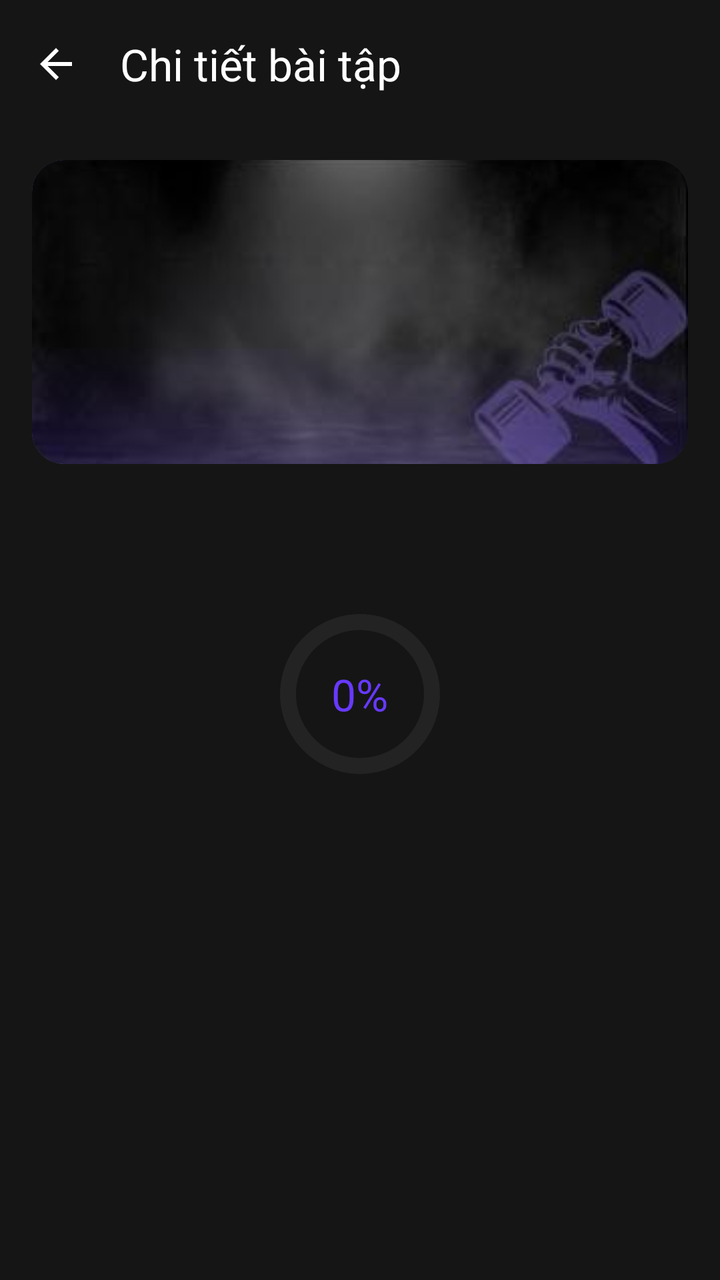
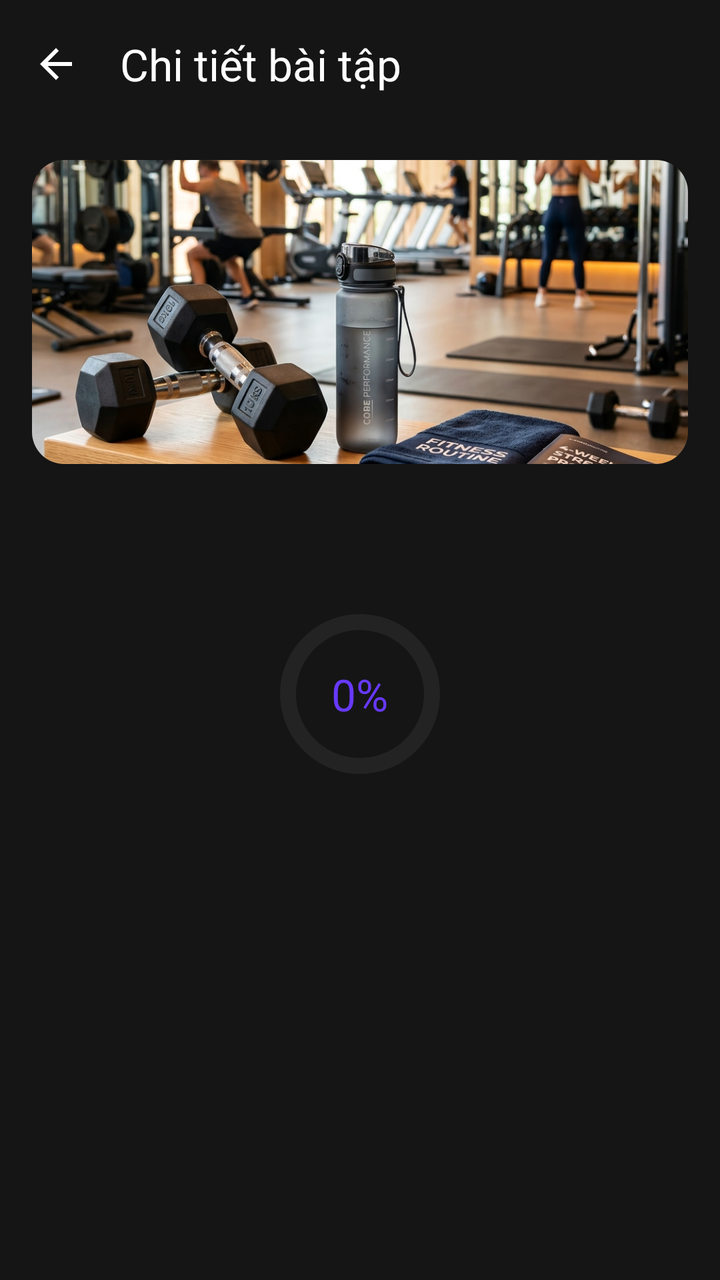

Screens rendered from an Android XML layout before and after an edit, with the pre-edit source and the edit as a unified diff.
<!-- AndroidManifest.xml: application theme Theme.SmartGymAI -->
<!-- res/layout/fragment_workout_detail.xml -->
<?xml version="1.0" encoding="utf-8"?>
<androidx.coordinatorlayout.widget.CoordinatorLayout xmlns:android="http://schemas.android.com/apk/res/android"
    xmlns:app="http://schemas.android.com/apk/res-auto"
    android:layout_width="match_parent"
    android:layout_height="match_parent"
    android:background="@color/background">

    <com.google.android.material.appbar.AppBarLayout
        android:layout_width="match_parent"
        android:layout_height="wrap_content"
        android:background="@color/background"
        android:elevation="0dp">

        <com.google.android.material.appbar.MaterialToolbar
            android:id="@+id/toolbar"
            android:layout_width="match_parent"
            android:layout_height="?attr/actionBarSize"
            app:navigationIcon="@drawable/ic_arrow_back"
            app:title="@string/workout_detail"
            app:titleTextColor="@color/on_background" />
    </com.google.android.material.appbar.AppBarLayout>

    <androidx.core.widget.NestedScrollView
        android:layout_width="match_parent"
        android:layout_height="match_parent"
        android:fillViewport="true"
        app:layout_behavior="@string/appbar_scrolling_view_behavior">

        <LinearLayout
            android:layout_width="match_parent"
            android:layout_height="wrap_content"
            android:orientation="vertical"
            android:padding="@dimen/spacing_lg">

            <ImageView
                android:layout_width="match_parent"
                android:layout_height="152dp"
                android:background="@drawable/bg_onboarding_hero"
                android:clipToOutline="true"
                android:contentDescription="@null"
                    android:importantForAccessibility="no"
                android:scaleType="centerCrop"
                android:src="@drawable/img_workout_program" />

            <TextView
                android:id="@+id/tv_workout_subtitle"
                android:layout_width="match_parent"
                android:layout_height="wrap_content"
                android:layout_marginTop="@dimen/spacing_md"
                android:text=""
                android:textAppearance="@style/TextStyle.BodyBase" />

            <FrameLayout
                android:id="@+id/layout_progress"
                android:layout_width="match_parent"
                android:layout_height="120dp"
                android:layout_marginTop="@dimen/spacing_xl">

                <com.google.android.material.progressindicator.CircularProgressIndicator
                    android:id="@+id/progress_ring"
                    android:layout_width="wrap_content"
                    android:layout_height="wrap_content"
                    android:layout_gravity="center"
                    android:max="100"
                    android:progress="0"
                    app:indicatorColor="@color/primary"
                    app:indicatorSize="@dimen/progress_ring_size"
                    app:trackColor="@color/surface_container"
                    app:trackThickness="@dimen/progress_ring_stroke" />

                <TextView
                    android:id="@+id/tv_progress_text"
                    android:layout_width="wrap_content"
                    android:layout_height="wrap_content"
                    android:layout_gravity="center"
                    android:text="0%"
                    android:textAppearance="@style/TextStyle.HeadlineMd"
                    android:textColor="@color/primary" />
            </FrameLayout>

            <com.google.android.material.progressindicator.CircularProgressIndicator
                android:id="@+id/loading_indicator"
                android:layout_width="wrap_content"
                android:layout_height="wrap_content"
                android:layout_gravity="center"
                android:layout_marginTop="@dimen/spacing_lg"
                android:indeterminate="true"
                android:visibility="gone"
                app:indicatorColor="@color/primary" />

            <LinearLayout
                android:id="@+id/layout_rest_day"
                android:layout_width="match_parent"
                android:layout_height="wrap_content"
                android:layout_marginTop="@dimen/spacing_xl"
                android:background="@drawable/bg_workout_item_rounded"
                android:orientation="vertical"
                android:padding="@dimen/spacing_lg"
                android:visibility="gone">

                <TextView
                    android:id="@+id/tv_rest_title"
                    android:layout_width="match_parent"
                    android:layout_height="wrap_content"
                    android:text="@string/workout_detail_rest_title"
                    android:textAppearance="@style/TextStyle.BodyBold" />

                <TextView
                    android:id="@+id/tv_rest_subtitle"
                    android:layout_width="match_parent"
                    android:layout_height="wrap_content"
                    android:layout_marginTop="@dimen/spacing_xs"
                    android:text="@string/workout_detail_rest_subtitle"
                    android:textAppearance="@style/TextStyle.BodyBase" />
            </LinearLayout>

            <LinearLayout
                android:id="@+id/layout_empty_exercises"
                android:layout_width="match_parent"
                android:layout_height="wrap_content"
                android:layout_marginTop="@dimen/spacing_xl"
                android:gravity="center"
                android:orientation="vertical"
                android:padding="@dimen/spacing_xxl"
                android:visibility="gone">

                <ImageView
                    android:layout_width="48dp"
                    android:layout_height="48dp"
                    android:contentDescription="@null"
                    android:src="@drawable/ic_dumbbell"
                    app:tint="@color/outline" />

                <TextView
                    android:layout_width="wrap_content"
                    android:layout_height="wrap_content"
                    android:layout_marginTop="@dimen/spacing_md"
                    android:text="@string/workout_detail_empty_exercises"
                    android:textAppearance="@style/TextStyle.BodyBase"
                    android:textColor="@color/outline" />
            </LinearLayout>

            <TextView
                android:id="@+id/tv_exercise_header"
                android:layout_width="match_parent"
                android:layout_height="wrap_content"
                android:layout_marginTop="@dimen/spacing_xl"
                android:text="@string/workout_detail_exercise_list"
                android:textAppearance="@style/TextStyle.LabelCaps"
                android:visibility="gone" />

            <androidx.recyclerview.widget.RecyclerView
                android:id="@+id/rv_exercises"
                android:layout_width="match_parent"
                android:layout_height="wrap_content"
                android:layout_marginTop="@dimen/spacing_md"
                android:nestedScrollingEnabled="false"
                android:visibility="gone" />

            <com.google.android.material.button.MaterialButton
                android:id="@+id/btn_start_workout"
                style="@style/Widget.SmartGym.Button.Primary"
                android:layout_width="match_parent"
                android:layout_height="@dimen/button_height"
                android:layout_marginTop="@dimen/spacing_xl"
                android:text="@string/pose_start_workout"
                android:visibility="gone"
                app:icon="@drawable/ic_play_circle"
                app:iconGravity="textStart" />

            <TextView
                android:id="@+id/tv_pose_unavailable"
                android:layout_width="match_parent"
                android:layout_height="wrap_content"
                android:layout_marginTop="@dimen/spacing_xl"
                android:background="@drawable/bg_pose_panel"
                android:gravity="center"
                android:padding="@dimen/spacing_lg"
                android:text="@string/pose_no_supported_exercise"
                android:textAppearance="@style/TextStyle.BodyBase"
                android:textColor="@color/on_surface"
                android:visibility="gone" />
        </LinearLayout>
    </androidx.core.widget.NestedScrollView>
</androidx.coordinatorlayout.widget.CoordinatorLayout>
<!-- resources referenced by this layout -->
<resources>
  <color name="outline">#FF908A9D</color>
  <color name="primary">#FF6739FF</color>
  <dimen name="button_height">56dp</dimen>
  <dimen name="spacing_lg">16dp</dimen>
  <dimen name="spacing_md">12dp</dimen>
  <dimen name="spacing_xl">24dp</dimen>
  <dimen name="spacing_xs">4dp</dimen>
  <dimen name="spacing_xxl">32dp</dimen>
  <!-- drawable bg_onboarding_hero (drawable) -->
  <?xml version="1.0" encoding="utf-8"?>
  <shape xmlns:android="http://schemas.android.com/apk/res/android">
      <corners android:radius="@dimen/radius_lg" />
      <gradient
          android:angle="135"
          android:endColor="@color/secondary"
          android:startColor="@color/primary_container" />
  </shape>
  <!-- drawable img_workout_program: jpg bitmap (drawable-nodpi, 5935 bytes) -->
  <style name="Theme.SmartGymAI" parent="Theme.Material3.DayNight.NoActionBar">
          
          <item name="colorPrimary">@color/primary</item>
          <item name="colorOnPrimary">@color/on_primary</item>
          <item name="colorPrimaryContainer">@color/primary_container</item>
          <item name="colorOnPrimaryContainer">@color/on_primary_container</item>
  
          
          <item name="colorSecondary">@color/secondary</item>
          <item name="colorOnSecondary">@color/on_secondary</item>
          <item name="colorSecondaryContainer">@color/secondary_container</item>
          <item name="colorOnSecondaryContainer">@color/on_secondary_container</item>
  
          
          <item name="colorTertiary">@color/tertiary</item>
          <item name="colorOnTertiary">@color/on_tertiary</item>
  
          
          <item name="colorError">@color/error</item>
          <item name="colorOnError">@color/on_error</item>
          <item name="colorErrorContainer">@color/error_container</item>
          <item name="colorOnErrorContainer">@color/on_error_container</item>
  
          
          <item name="android:colorBackground">@color/background</item>
          <item name="colorOnBackground">@color/on_background</item>
          <item name="colorSurface">@color/surface</item>
          <item name="colorOnSurface">@color/on_surface</item>
          <item name="colorSurfaceVariant">@color/surface_variant</item>
          <item name="colorOnSurfaceVariant">@color/on_surface_variant</item>
          <item name="colorSurfaceContainerHigh">@color/surface_container_high</item>
  
          
          <item name="colorOutline">@color/outline</item>
          <item name="colorOutlineVariant">@color/outline_variant</item>
  
          
          <item name="android:statusBarColor">@color/transparent</item>
          <item name="android:navigationBarColor">@color/transparent</item>
          <item name="android:windowLightStatusBar">false</item>
          <item name="android:windowBackground">@color/background</item>
  
          
          <item name="bottomNavigationStyle">@style/Widget.SmartGym.BottomNav</item>
      </style>
  <dimen name="radius_lg">16dp</dimen>
  <color name="secondary">#FF997AFF</color>
  <dimen name="radius_md">12dp</dimen>
  <color name="on_primary">#FFFFFFFF</color>
  <color name="tertiary">#FF34C759</color>
  <color name="error">#FFFF6B6B</color>
  <color name="on_error">#FFFFFFFF</color>
  <color name="surface">#FF1B1B1B</color>
  <!-- unchanged entries left out for length: 38 -->
</resources>

<!-- the commit's change to res/layout/fragment_workout_detail.xml (unified diff, before → after) -->
@@ -2,8 +2,7 @@
 <androidx.coordinatorlayout.widget.CoordinatorLayout xmlns:android="http://schemas.android.com/apk/res/android"
     xmlns:app="http://schemas.android.com/apk/res-auto"
     android:layout_width="match_parent"
-    android:layout_height="match_parent"
-    android:background="@color/background">
+    android:layout_height="match_parent">
 
     <com.google.android.material.appbar.AppBarLayout
         android:layout_width="match_parent"
@@ -32,11 +31,11 @@
             android:orientation="vertical"
             android:padding="@dimen/spacing_lg">
 
-            <ImageView
+            <com.google.android.material.imageview.ShapeableImageView
+                android:id="@+id/iv_workout_hero"
                 android:layout_width="match_parent"
                 android:layout_height="152dp"
-                android:background="@drawable/bg_onboarding_hero"
-                android:clipToOutline="true"
+                app:shapeAppearanceOverlay="@style/ShapeAppearance.SmartGym.RoundedHero"
                 android:contentDescription="@null"
                     android:importantForAccessibility="no"
                 android:scaleType="centerCrop"
@@ -73,7 +72,7 @@
                     android:layout_width="wrap_content"
                     android:layout_height="wrap_content"
                     android:layout_gravity="center"
-                    android:text="0%"
+                    android:text="@string/progress_percent_initial"
                     android:textAppearance="@style/TextStyle.HeadlineMd"
                     android:textColor="@color/primary" />
             </FrameLayout>
@@ -124,20 +123,15 @@
                 android:padding="@dimen/spacing_xxl"
                 android:visibility="gone">
 
-                <ImageView
-                    android:layout_width="48dp"
-                    android:layout_height="48dp"
-                    android:contentDescription="@null"
-                    android:src="@drawable/ic_dumbbell"
-                    app:tint="@color/outline" />
-
                 <TextView
                     android:layout_width="wrap_content"
                     android:layout_height="wrap_content"
-                    android:layout_marginTop="@dimen/spacing_md"
+                    android:drawablePadding="@dimen/spacing_md"
                     android:text="@string/workout_detail_empty_exercises"
                     android:textAppearance="@style/TextStyle.BodyBase"
-                    android:textColor="@color/outline" />
+                    android:textColor="@color/outline"
+                    app:drawableTint="@color/outline"
+                    app:drawableTopCompat="@drawable/ic_dumbbell" />
             </LinearLayout>
 
             <TextView
@@ -156,6 +150,17 @@
                 android:layout_marginTop="@dimen/spacing_md"
                 android:nestedScrollingEnabled="false"
                 android:visibility="gone" />
+
+            <com.google.android.material.button.MaterialButton
+                android:id="@+id/btn_edit_exercises"
+                style="@style/Widget.SmartGym.Button.Outline"
+                android:layout_width="match_parent"
+                android:layout_height="@dimen/button_height"
+                android:layout_marginTop="@dimen/spacing_lg"
+                android:text="@string/workout_detail_edit_exercises"
+                android:visibility="gone"
+                app:icon="@drawable/ic_edit_24"
+                app:iconGravity="textStart" />
 
             <com.google.android.material.button.MaterialButton
                 android:id="@+id/btn_start_workout"
<!-- resource entries referenced after the edit -->
@@ -8,16 +8,28 @@
   <dimen name="spacing_xl">24dp</dimen>
   <dimen name="spacing_xs">4dp</dimen>
   <dimen name="spacing_xxl">32dp</dimen>
-  <!-- drawable bg_onboarding_hero (drawable) -->
+  <!-- drawable ic_edit_24 (drawable) -->
   <?xml version="1.0" encoding="utf-8"?>
-  <shape xmlns:android="http://schemas.android.com/apk/res/android">
-      <corners android:radius="@dimen/radius_lg" />
-      <gradient
-          android:angle="135"
-          android:endColor="@color/secondary"
-          android:startColor="@color/primary_container" />
-  </shape>
-  <!-- drawable img_workout_program: jpg bitmap (drawable-nodpi, 5935 bytes) -->
+  <vector xmlns:android="http://schemas.android.com/apk/res/android"
+      android:width="24dp"
+      android:height="24dp"
+      android:viewportWidth="24"
+      android:viewportHeight="24">
+      <path
+          android:fillColor="@color/on_surface_variant"
+          android:pathData="M4,17.25V20h2.75L17.81,8.94l-2.75,-2.75L4,17.25zM19.71,7.04c0.39,-0.39 0.39,-1.02 0,-1.41l-1.34,-1.34c-0.39,-0.39 -1.02,-0.39 -1.41,0l-1.06,1.06 2.75,2.75 1.06,-1.06z" />
+  </vector>
+  <!-- drawable img_workout_program: png bitmap (drawable-nodpi, 741641 bytes) -->
+  <string name="progress_percent_initial">0%</string>
+  <string name="workout_detail_edit_exercises">Sửa bài tập</string>
+  <style name="ShapeAppearance.SmartGym.RoundedHero" parent="ShapeAppearance.Material3.MediumComponent">
+          <item name="cornerSize">@dimen/radius_lg</item>
+      </style>
+  <style name="Widget.SmartGym.Button.Outline" parent="Widget.Material3.Button.OutlinedButton">
+          <item name="strokeColor">@color/surface_variant</item>
+          <item name="android:textColor">@color/on_surface</item>
+          <item name="cornerRadius">12dp</item>
+      </style>
   <style name="Theme.SmartGymAI" parent="Theme.Material3.DayNight.NoActionBar">
           
           <item name="colorPrimary">@color/primary</item>
@@ -59,6 +71,7 @@
           <item name="android:navigationBarColor">@color/transparent</item>
           <item name="android:windowLightStatusBar">false</item>
           <item name="android:windowBackground">@color/background</item>
+          <item name="android:windowNoTitle">true</item>
   
           
           <item name="bottomNavigationStyle">@style/Widget.SmartGym.BottomNav</item>
